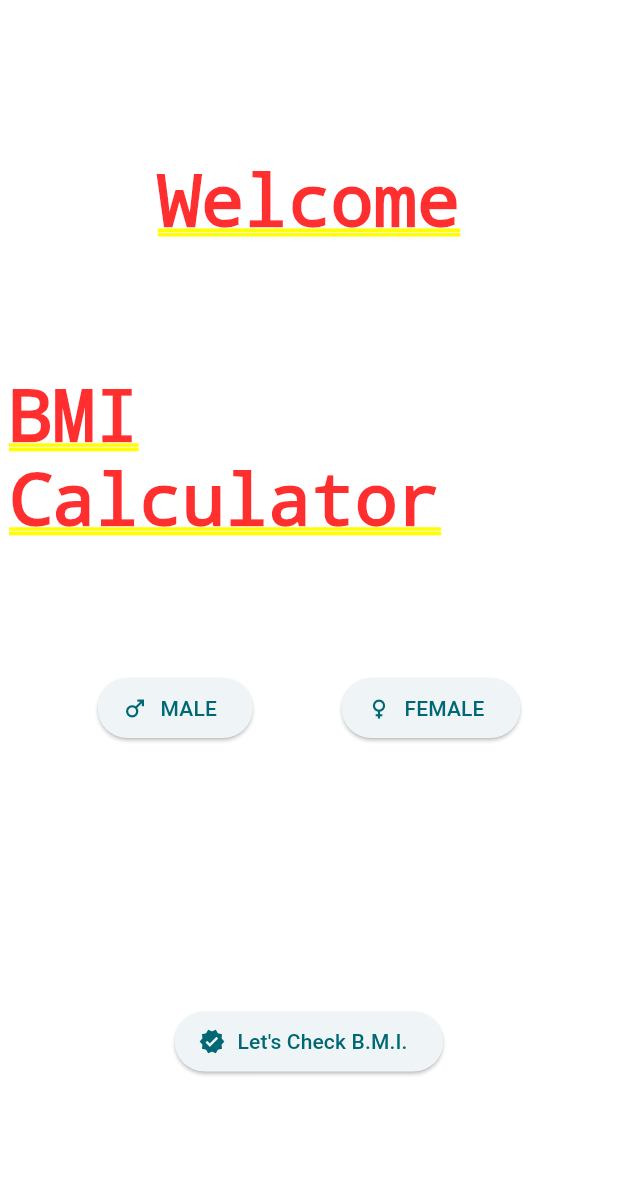
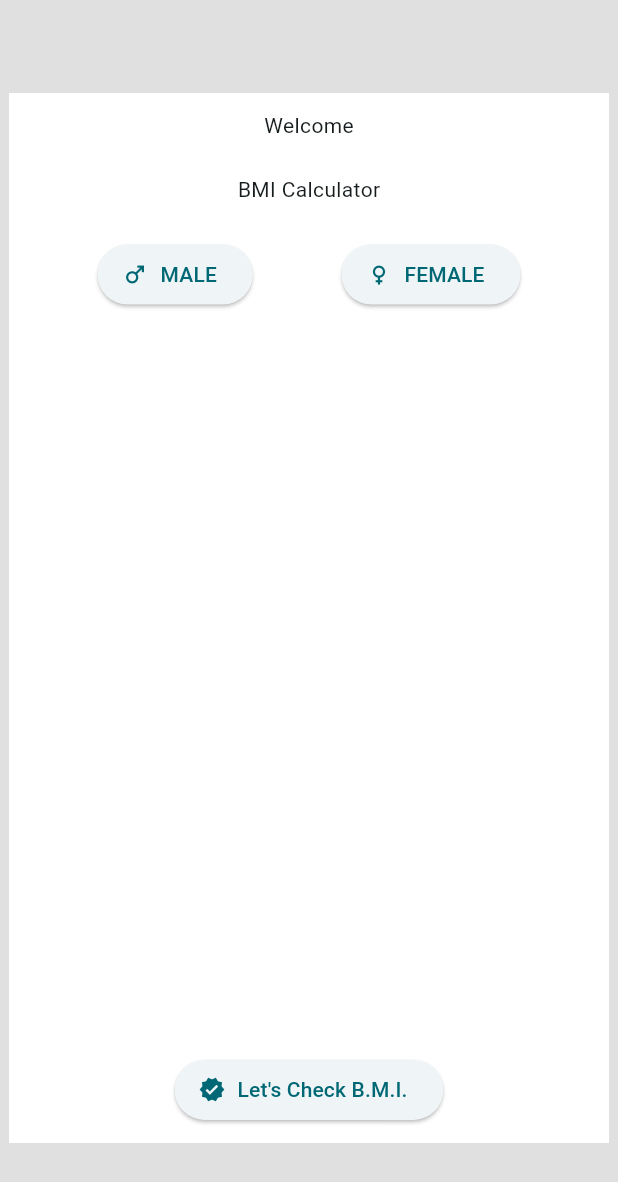
Before and after one commit to mrloknath/BMI-Calculator, a Flutter app: the screen it shows after launch, on a phone screen of 412 x 824 dp. Shown: the top 1182 px of the screen. Run offline on Flutter 3.47's test engine with Material 3 defaults, Android fonts, the phone set to English and light mode, and no system bars.

Commit message:
19.08.24 8:03

```diff
--- a/lib/home.dart
+++ b/lib/home.dart
@@ -63,7 +63,10 @@ class HomeScreen extends StatefulWidget{
 class _HomeScreen extends State<HomeScreen>{
   @override
   Widget build(BuildContext context) {
-    return Column(
+    return Scaffold(
+      body: Container(
+        color: Colors.white,
+        child: Column(
           mainAxisAlignment: MainAxisAlignment.spaceAround,
           children: <Widget>[
             const Text("Welcome"),
@@ -85,10 +88,14 @@ class _HomeScreen extends State<HomeScreen>{
                     label: const Text("FEMALE"))
               ],
             ),
-        const Row(
+            const SizedBox(
+              width: double.infinity,
+              height: 450,
+              child: Row(
                 children: <Widget>[
 
                 ],
+              ),
             ),
             ElevatedButton.icon(
                 onPressed: <Widget>(){
@@ -100,6 +107,8 @@ class _HomeScreen extends State<HomeScreen>{
                 label: const Text("Let's Check B.M.I.")),
 
           ],
+        ),
+      ),
     );
   }
 
--- a/lib/main.dart
+++ b/lib/main.dart
@@ -12,7 +12,11 @@ class MyApp extends StatelessWidget {
   // This widget is the root of your application.
   @override
   Widget build(BuildContext context) {
-    return Mobile(
+    return Container(
+      color: Colors.black12,
+      height: double.infinity,
+      width: double.infinity,
+      child: Mobile(
         child: MaterialApp(
           title: 'Flutter Demo',
           theme: ThemeData(
@@ -21,6 +25,7 @@ class MyApp extends StatelessWidget {
           ),
           home: const SplashScreen()
         ),
+      ),
     );
   }
 }
```
Lines whose indentation alone changed are shown as unchanged.
